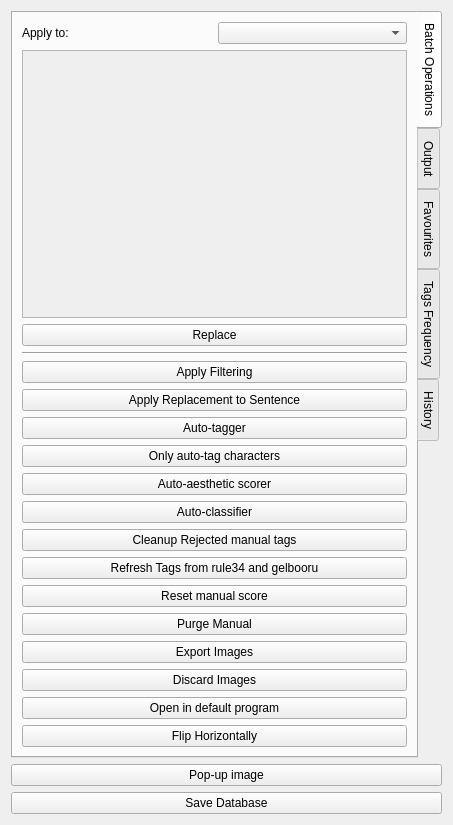
Before: the Qt Designer form interfaces/databaseToolsBase.ui in HaW-Tagger/HWtagger, drawn with Qt 5.
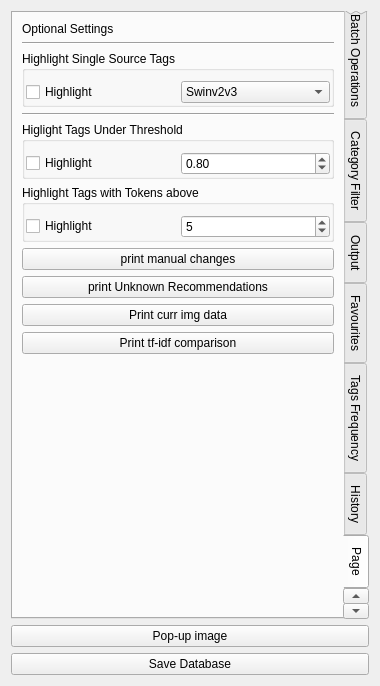
After: the same form once the commit is applied. The open tabs and pages were chosen to show the change. Custom widgets are drawn as their Qt base class.

Patch:
```diff
--- a/interfaces/databaseToolsBase.ui
+++ b/interfaces/databaseToolsBase.ui
@@ -6,10 +6,16 @@
    <rect>
     <x>0</x>
     <y>0</y>
-    <width>453</width>
-    <height>825</height>
+    <width>380</width>
+    <height>686</height>
    </rect>
   </property>
+  <property name="sizePolicy">
+   <sizepolicy hsizetype="Minimum" vsizetype="Preferred">
+    <horstretch>0</horstretch>
+    <verstretch>0</verstretch>
+   </sizepolicy>
+  </property>
   <property name="windowTitle">
    <string>Form</string>
   </property>
@@ -60,6 +66,12 @@
    </item>
    <item row="0" column="0">
     <widget class="QTabWidget" name="tabWidget">
+     <property name="sizePolicy">
+      <sizepolicy hsizetype="Minimum" vsizetype="Preferred">
+       <horstretch>0</horstretch>
+       <verstretch>0</verstretch>
+      </sizepolicy>
+     </property>
      <property name="tabPosition">
       <enum>QTabWidget::East</enum>
      </property>
@@ -166,8 +178,8 @@
            <rect>
             <x>0</x>
             <y>0</y>
-            <width>406</width>
-            <height>406</height>
+            <width>333</width>
+            <height>225</height>
            </rect>
           </property>
          </widget>
@@ -278,6 +290,90 @@
          <property name="text">
           <string>Flip Horizontally</string>
          </property>
+        </widget>
+       </item>
+       <item row="6" column="0" colspan="2">
+        <widget class="QPushButton" name="pushButton_apply_replacement_to_sentence">
+         <property name="toolTip">
+          <string>Currently doesn't do anything, will be implemented later</string>
+         </property>
+         <property name="text">
+          <string>Apply Replacement to Sentence</string>
+         </property>
+        </widget>
+       </item>
+       <item row="26" column="0" colspan="2">
+        <widget class="QPushButton" name="pushButton_remove_single_source_autotags">
+         <property name="toolTip">
+          <string>This will remove autotags that are only from one source. This only works if there's multiple sources of autotags. Basically keep common tags while pruning non-overlapping tags</string>
+         </property>
+         <property name="text">
+          <string>Remove Single Source Autotags</string>
+         </property>
+        </widget>
+       </item>
+       <item row="27" column="0" colspan="2">
+        <widget class="QPushButton" name="pushButton_remove_rejected_manual">
+         <property name="text">
+          <string> Remove Rejected Manual</string>
+         </property>
+        </widget>
+       </item>
+      </layout>
+     </widget>
+     <widget class="QWidget" name="tab_6">
+      <attribute name="title">
+       <string>Category Filter</string>
+      </attribute>
+      <layout class="QGridLayout" name="gridLayout_11">
+       <item row="0" column="0">
+        <widget class="QGroupBox" name="groupBox_2">
+         <property name="title">
+          <string>Batch Category</string>
+         </property>
+         <layout class="QGridLayout" name="gridLayout_12">
+          <item row="0" column="0">
+           <widget class="QLabel" name="label_5">
+            <property name="text">
+             <string>Apply to:</string>
+            </property>
+           </widget>
+          </item>
+          <item row="0" column="1">
+           <widget class="QComboBox" name="comboBox_selection_2">
+            <property name="toolTip">
+             <string>Apply to most of the buttons below</string>
+            </property>
+           </widget>
+          </item>
+          <item row="1" column="0" colspan="2">
+           <widget class="QTreeView" name="treeView_category_conflicts">
+            <property name="whatsThis">
+             <string>select which category to discard, ex leotard vs swimsuit (looks very similar)</string>
+            </property>
+           </widget>
+          </item>
+          <item row="3" column="0" colspan="2">
+           <spacer name="verticalSpacer_3">
+            <property name="orientation">
+             <enum>Qt::Vertical</enum>
+            </property>
+            <property name="sizeHint" stdset="0">
+             <size>
+              <width>20</width>
+              <height>40</height>
+             </size>
+            </property>
+           </spacer>
+          </item>
+          <item row="2" column="0" colspan="2">
+           <widget class="QPushButton" name="pushButton_discardTagGroup">
+            <property name="text">
+             <string>Discard Groupings</string>
+            </property>
+           </widget>
+          </item>
+         </layout>
         </widget>
        </item>
       </layout>
@@ -451,6 +547,301 @@
        </item>
       </layout>
      </widget>
+     <widget class="QWidget" name="tab_4">
+      <property name="minimumSize">
+       <size>
+        <width>0</width>
+        <height>0</height>
+       </size>
+      </property>
+      <attribute name="title">
+       <string>Page</string>
+      </attribute>
+      <layout class="QGridLayout" name="gridLayout_6">
+       <item row="0" column="1">
+        <layout class="QVBoxLayout" name="verticalLayout_4">
+         <item>
+          <widget class="QLabel" name="label_4">
+           <property name="text">
+            <string>Optional Settings</string>
+           </property>
+          </widget>
+         </item>
+         <item>
+          <widget class="Line" name="line_3">
+           <property name="orientation">
+            <enum>Qt::Horizontal</enum>
+           </property>
+          </widget>
+         </item>
+         <item>
+          <widget class="QGroupBox" name="horizontalGroupBox1">
+           <property name="sizePolicy">
+            <sizepolicy hsizetype="Minimum" vsizetype="Preferred">
+             <horstretch>0</horstretch>
+             <verstretch>0</verstretch>
+            </sizepolicy>
+           </property>
+           <property name="title">
+            <string>Highlight Single Source Tags</string>
+           </property>
+           <layout class="QHBoxLayout" name="horizontalLayout">
+            <property name="leftMargin">
+             <number>1</number>
+            </property>
+            <property name="topMargin">
+             <number>10</number>
+            </property>
+            <property name="rightMargin">
+             <number>1</number>
+            </property>
+            <property name="bottomMargin">
+             <number>1</number>
+            </property>
+            <item>
+             <widget class="QCheckBox" name="checkBox_highlight1">
+              <property name="text">
+               <string>Highlight</string>
+              </property>
+             </widget>
+            </item>
+            <item>
+             <widget class="QComboBox" name="comboBox_sources1">
+              <property name="sizePolicy">
+               <sizepolicy hsizetype="Minimum" vsizetype="Fixed">
+                <horstretch>0</horstretch>
+                <verstretch>0</verstretch>
+               </sizepolicy>
+              </property>
+              <item>
+               <property name="text">
+                <string>Swinv2v3</string>
+               </property>
+              </item>
+              <item>
+               <property name="text">
+                <string>Eva02_largev3</string>
+               </property>
+              </item>
+              <item>
+               <property name="text">
+                <string>Caformer</string>
+               </property>
+              </item>
+             </widget>
+            </item>
+           </layout>
+          </widget>
+         </item>
+         <item>
+          <widget class="Line" name="line_2">
+           <property name="orientation">
+            <enum>Qt::Horizontal</enum>
+           </property>
+          </widget>
+         </item>
+         <item>
+          <widget class="QGroupBox" name="horizontalGroupBox2">
+           <property name="title">
+            <string>Higlight Tags Under Threshold</string>
+           </property>
+           <layout class="QHBoxLayout" name="horizontalLayout_2">
+            <property name="leftMargin">
+             <number>1</number>
+            </property>
+            <property name="topMargin">
+             <number>10</number>
+            </property>
+            <property name="rightMargin">
+             <number>1</number>
+            </property>
+            <property name="bottomMargin">
+             <number>1</number>
+            </property>
+            <item>
+             <widget class="QCheckBox" name="checkBox_highlight2">
+              <property name="text">
+               <string>Highlight</string>
+              </property>
+             </widget>
+            </item>
+            <item>
+             <widget class="QDoubleSpinBox" name="doubleSpinBox_value2">
+              <property name="maximum">
+               <double>1.000000000000000</double>
+              </property>
+              <property name="singleStep">
+               <double>0.010000000000000</double>
+              </property>
+              <property name="value">
+               <double>0.800000000000000</double>
+              </property>
+             </widget>
+            </item>
+           </layout>
+          </widget>
+         </item>
+         <item>
+          <widget class="QGroupBox" name="horizontalGroupBox3">
+           <property name="title">
+            <string>Highlight Tags with Tokens above</string>
+           </property>
+           <layout class="QHBoxLayout" name="horizontalLayout_3">
+            <property name="leftMargin">
+             <number>1</number>
+            </property>
+            <property name="topMargin">
+             <number>10</number>
+            </property>
+            <property name="rightMargin">
+             <number>1</number>
+            </property>
+            <property name="bottomMargin">
+             <number>1</number>
+            </property>
+            <item>
+             <widget class="QCheckBox" name="checkBox_highlight3">
+              <property name="text">
+               <string>Highlight</string>
+              </property>
+             </widget>
+            </item>
+            <item>
+             <widget class="QSpinBox" name="spinBox_tokencount3">
+              <property name="value">
+               <number>5</number>
+              </property>
+             </widget>
+            </item>
+           </layout>
+          </widget>
+         </item>
+         <item>
+          <widget class="QPushButton" name="pushButton_print_manual">
+           <property name="text">
+            <string>print manual changes</string>
+           </property>
+          </widget>
+         </item>
+         <item>
+          <widget class="QPushButton" name="pushButton_print_recommendations">
+           <property name="text">
+            <string>print Unknown Recommendations</string>
+           </property>
+          </widget>
+         </item>
+         <item>
+          <widget class="QPushButton" name="pushButton_print_curr_img_data">
+           <property name="text">
+            <string>Print curr img data</string>
+           </property>
+          </widget>
+         </item>
+         <item>
+          <widget class="QPushButton" name="pushButton_tfidf_comp">
+           <property name="text">
+            <string>Print tf-idf comparison</string>
+           </property>
+          </widget>
+         </item>
+         <item>
+          <spacer name="verticalSpacer_2">
+           <property name="orientation">
+            <enum>Qt::Vertical</enum>
+           </property>
+           <property name="sizeHint" stdset="0">
+            <size>
+             <width>20</width>
+             <height>40</height>
+            </size>
+           </property>
+          </spacer>
+         </item>
+        </layout>
+       </item>
+      </layout>
+     </widget>
+     <widget class="QWidget" name="tab_5">
+      <attribute name="title">
+       <string>Notes</string>
+      </attribute>
+      <layout class="QGridLayout" name="gridLayout_5">
+       <item row="0" column="0">
+        <layout class="QVBoxLayout" name="verticalLayout_5">
+         <item>
+          <widget class="QGroupBox" name="NoteSection">
+           <property name="font">
+            <font>
+             <pointsize>10</pointsize>
+            </font>
+           </property>
+           <property name="title">
+            <string>Notes</string>
+           </property>
+           <layout class="QGridLayout" name="gridLayout_9">
+            <item row="0" column="0">
+             <widget class="QPlainTextEdit" name="plainTextEdit_notes">
+              <property name="placeholderText">
+               <string>Enter any notes regarding database here</string>
+              </property>
+             </widget>
+            </item>
+           </layout>
+          </widget>
+         </item>
+         <item>
+          <widget class="QGroupBox" name="ReportSection">
+           <property name="font">
+            <font>
+             <pointsize>10</pointsize>
+            </font>
+           </property>
+           <property name="title">
+            <string>Reports</string>
+           </property>
+           <layout class="QGridLayout" name="gridLayout_8">
+            <item row="1" column="0">
+             <widget class="QPlainTextEdit" name="plainTextEdit_reports">
+              <property name="placeholderText">
+               <string>AutoGenerate report and or edit info outside of Notes</string>
+              </property>
+             </widget>
+            </item>
+            <item row="0" column="0">
+             <widget class="QPushButton" name="pushButton_generate_report">
+              <property name="text">
+               <string>AutoGenerate Report</string>
+              </property>
+             </widget>
+            </item>
+           </layout>
+          </widget>
+         </item>
+        </layout>
+       </item>
+      </layout>
+     </widget>
+     <widget class="QWidget" name="NoteToSelf">
+      <property name="accessibleName">
+       <string>Note to self</string>
+      </property>
+      <attribute name="title">
+       <string>Note to Self</string>
+      </attribute>
+      <layout class="QVBoxLayout" name="verticalLayout_7">
+       <item>
+        <layout class="QVBoxLayout" name="verticalLayout_6">
+         <item>
+          <widget class="QPlainTextEdit" name="plainTextEdit_noteToSelf">
+           <property name="plainText">
+            <string/>
+           </property>
+          </widget>
+         </item>
+        </layout>
+       </item>
+      </layout>
+     </widget>
     </widget>
    </item>
   </layout>
```
Left out of the diff: 190 changed lines with no effect on the pictures.
